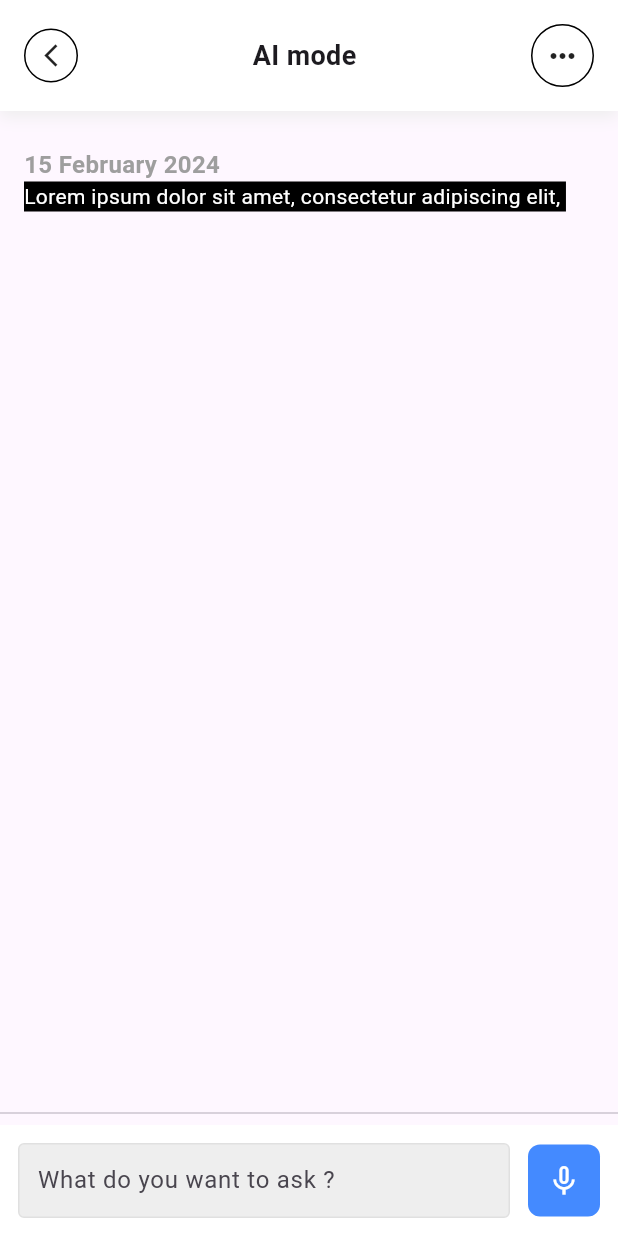
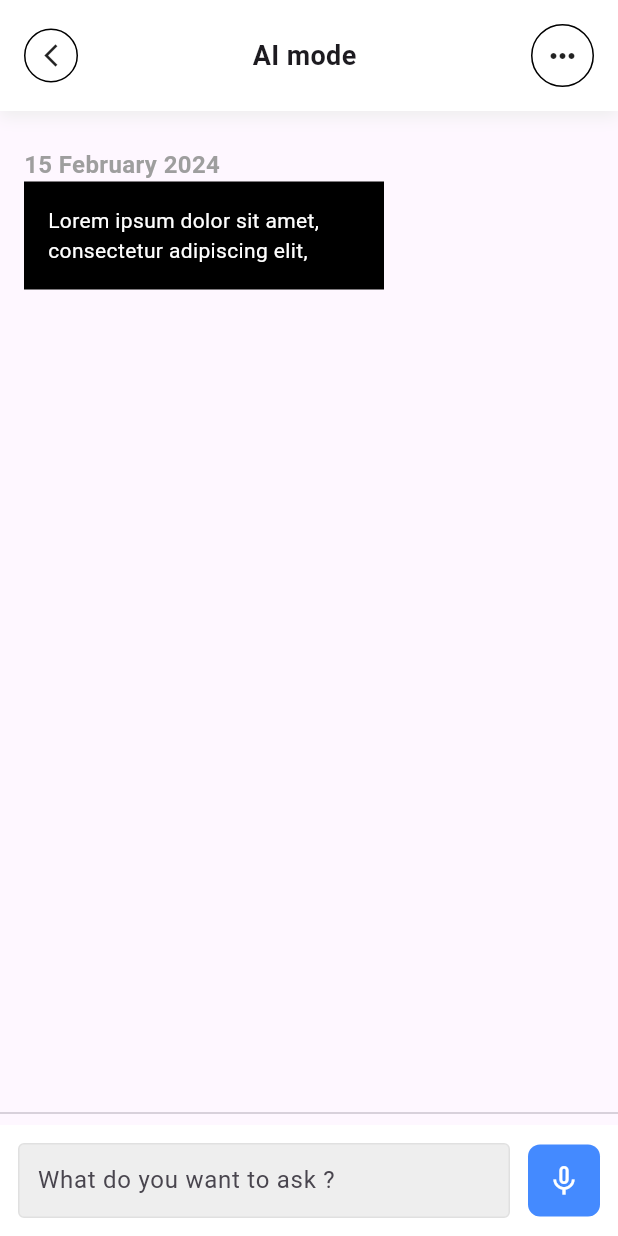
Before and after one commit to JAICHANGPARK/flutter_notebook_chapter_36, a Flutter app: the AiTravelChatPage screen opened directly, on a phone screen of 412 x 824 dp. Run offline on Flutter 3.47's test engine with Material 3 defaults, Android fonts, the phone set to English and light mode, and no system bars; our stand-ins replace gap, google_fonts.

Commit message:
Update ai_travel_chat_page.dart

```diff
--- a/lib/ep1841_ai_travel_app/views/ai_travel_chat_page.dart
+++ b/lib/ep1841_ai_travel_app/views/ai_travel_chat_page.dart
@@ -91,7 +91,8 @@ class _AiTravelChatPageState extends State<AiTravelChatPage> {
                           decoration: BoxDecoration(
                             color: Colors.black,
                           ),
-
+                          width: 240,
+                          padding: EdgeInsets.all(16),
                           child: Text(
                             "Lorem ipsum dolor sit amet, consectetur adipiscing elit, ",
                             style: TextStyle(
@@ -99,7 +100,9 @@ class _AiTravelChatPageState extends State<AiTravelChatPage> {
                             ),
                           ),
                         ),
-                        Expanded(child: Container(),),
+                        // Expanded(
+                        //   child: Container(),
+                        // ),
                       ],
                     )
                   ],
```
